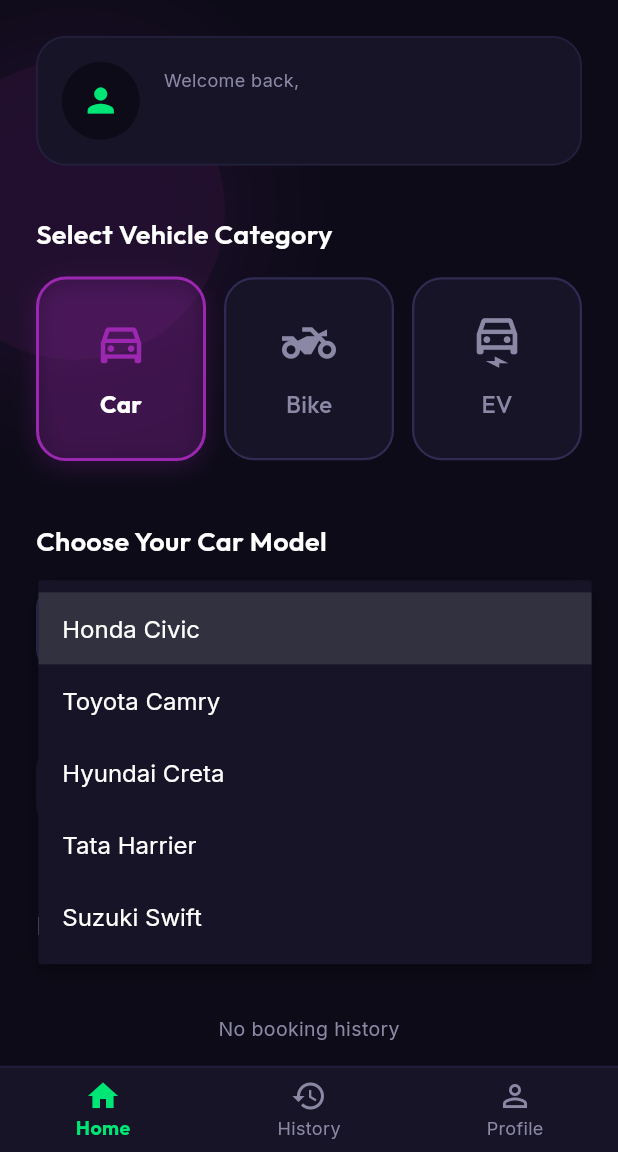
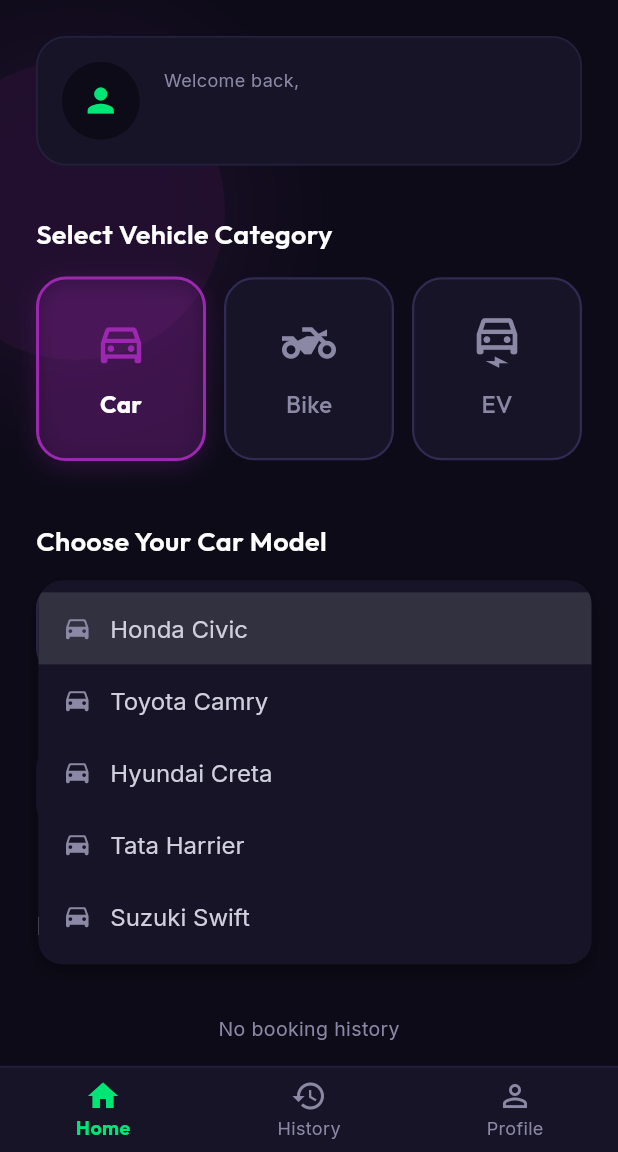
Before and after one commit to SurajChaurasia84/MechTech, a Flutter app: the screen it shows once a user with an empty profile is signed in, after a tap on "Car", after a tap on "Select Model Number/Name", on a phone screen of 412 x 824 dp, the part 84-1236 px from its top. Run offline on Flutter 3.47's test engine with Material 3 defaults, Android fonts, the phone set to English and light mode, and no system bars; our stand-ins replace cloud_firestore, firebase_auth, firebase_core, google_fonts, google_sign_in; accounts and stored records are empty; network calls fail.

Commit message:
feat: refine customer home tab

```diff
--- a/lib/screens/customer/tabs/home_tab.dart
+++ b/lib/screens/customer/tabs/home_tab.dart
@@ -151,30 +151,103 @@
                 ),
               ),
               const SizedBox(height: 16),
-              Container(
+              AnimatedContainer(
+                duration: const Duration(milliseconds: 300),
                 padding: const EdgeInsets.symmetric(horizontal: 16, vertical: 4),
                 decoration: BoxDecoration(
                   color: const Color(0xFF161426),
                   borderRadius: BorderRadius.circular(16),
-                  border: Border.all(color: const Color(0xFF302B53), width: 1.5),
+                  border: Border.all(
+                    color: _selectedModel != null ? accentColor : const Color(0xFF302B53),
+                    width: 1.5,
+                  ),
+                  boxShadow: _selectedModel != null
+                      ? [
+                          BoxShadow(
+                            color: accentColor.withOpacity(0.12),
+                            blurRadius: 10,
+                            spreadRadius: 1,
+                          )
+                        ]
+                      : [],
                 ),
                 child: DropdownButtonHideUnderline(
                   child: DropdownButton<String>(
                     dropdownColor: const Color(0xFF161426),
+                    borderRadius: BorderRadius.circular(16),
                     value: _selectedModel,
-                    hint: Text(
-                      'Select Model Number/Name',
-                      style: GoogleFonts.inter(color: const Color(0xFF8B88A5), fontSize: 15),
+                    hint: Row(
+                      children: [
+                        Icon(
+                          selectedType == VehicleType.car
+                              ? Icons.directions_car_outlined
+                              : selectedType == VehicleType.bike
+                                  ? Icons.two_wheeler_outlined
+                                  : Icons.electric_car_outlined,
+                          color: const Color(0xFF8B88A5),
+                        ),
+                        const SizedBox(width: 12),
+                        Text(
+                          'Select Model Number/Name',
+                          style: GoogleFonts.inter(color: const Color(0xFF8B88A5), fontSize: 15),
+                        ),
+                      ],
                     ),
-                    icon: const Icon(Icons.keyboard_arrow_down, color: Color(0xFF00E676)),
+                    icon: Icon(Icons.keyboard_arrow_down_rounded, color: accentColor),
                     isExpanded: true,
                     style: GoogleFonts.inter(color: Colors.white, fontSize: 16),
                     items: models.map((model) {
                       return DropdownMenuItem<String>(
                         value: model.name,
-                        child: Text(model.name),
+                        child: Row(
+                          children: [
+                            Icon(
+                              selectedType == VehicleType.car
+                                  ? Icons.directions_car_rounded
+                                  : selectedType == VehicleType.bike
+                                      ? Icons.two_wheeler_rounded
+                                      : Icons.electric_car_rounded,
+                              color: _selectedModel == model.name ? accentColor : const Color(0xFF8B88A5),
+                              size: 20,
+                            ),
+                            const SizedBox(width: 12),
+                            Text(
+                              model.name,
+                              style: GoogleFonts.inter(
+                                fontWeight: _selectedModel == model.name ? FontWeight.bold : FontWeight.normal,
+                                color: _selectedModel == model.name ? Colors.white : const Color(0xFFD0CFDD),
+                              ),
+                            ),
+                          ],
+                        ),
                       );
                     }).toList(),
+                    selectedItemBuilder: (BuildContext context) {
+                      return models.map((model) {
+                        return Row(
+                          children: [
+                            Icon(
+                              selectedType == VehicleType.car
+                                  ? Icons.directions_car_rounded
+                                  : selectedType == VehicleType.bike
+                                      ? Icons.two_wheeler_rounded
+                                      : Icons.electric_car_rounded,
+                              color: accentColor,
+                              size: 22,
+                            ),
+                            const SizedBox(width: 12),
+                            Text(
+                              model.name,
+                              style: GoogleFonts.outfit(
+                                fontWeight: FontWeight.bold,
+                                color: Colors.white,
+                                fontSize: 16,
+                              ),
+                            ),
+                          ],
+                        );
+                      }).toList();
+                    },
                     onChanged: (val) {
                       setState(() {
                         _selectedModel = val;
```
